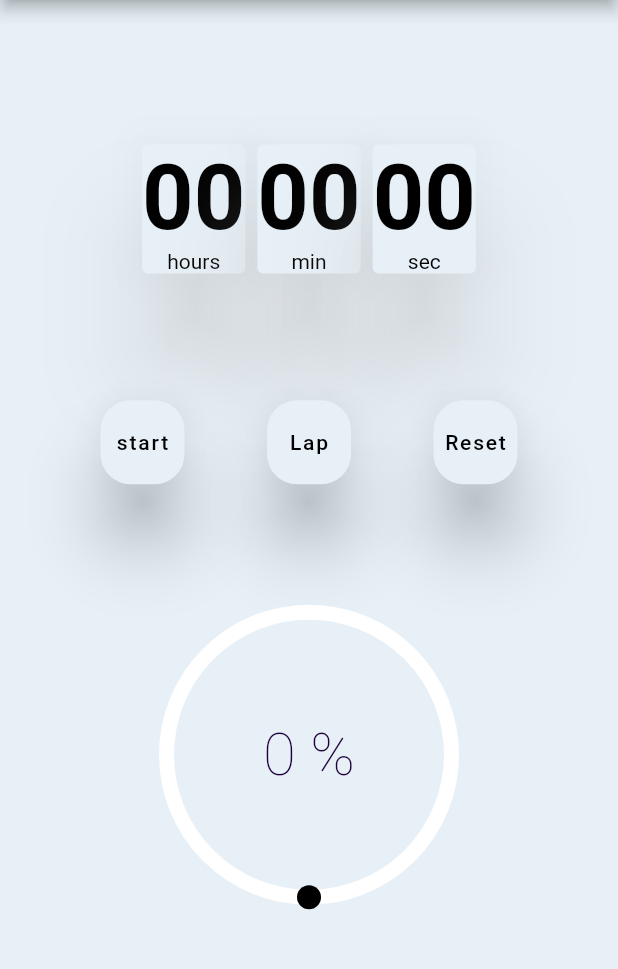
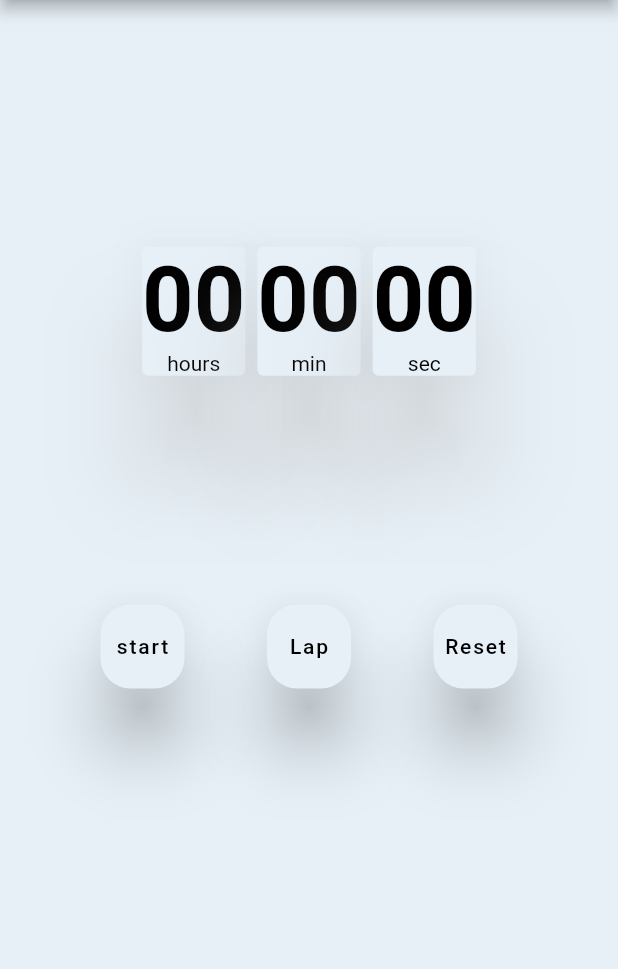
Before and after one commit to ashvin804/time, a Flutter app: the screen it shows after launch, on a phone screen of 412 x 824 dp, the part 84-1053 px from its top. Run offline on Flutter 3.47's test engine with Material 2 defaults, Android fonts, the phone set to English and light mode, and no system bars; drawn by our look-alikes of sleek_circular_slider; our stand-ins replace google_fonts, numberpicker; missing offline and left inert: flutter_ringtone_player, numeric_keyboard.

Commit message:
Update inputpage.dart

```diff
--- a/lib/inputpage.dart
+++ b/lib/inputpage.dart
@@ -279,22 +279,6 @@ class _inputState extends State<InputPage> {
                         }),
                   )
                 ]),
-            SleekCircularSlider(
-              min: 0,
-              initialValue: lapsec.toDouble(),
-              appearance: CircularSliderAppearance(
-                  startAngle: 90,
-                  angleRange: 360,
-                  size: 200.0,
-                  customWidths: CustomSliderWidths(
-                      trackWidth: 10.0,
-                      progressBarWidth: 10.0,
-                      handlerSize: 8.0),
-                  customColors: CustomSliderColors(
-                      trackColor: Colors.white,
-                      progressBarColor: Colors.black,
-                      dotColor: Colors.black)),
-            ),
             (Lap == false && L > 0)
                 ? Row(
                     mainAxisAlignment: MainAxisAlignment.spaceEvenly,
```
